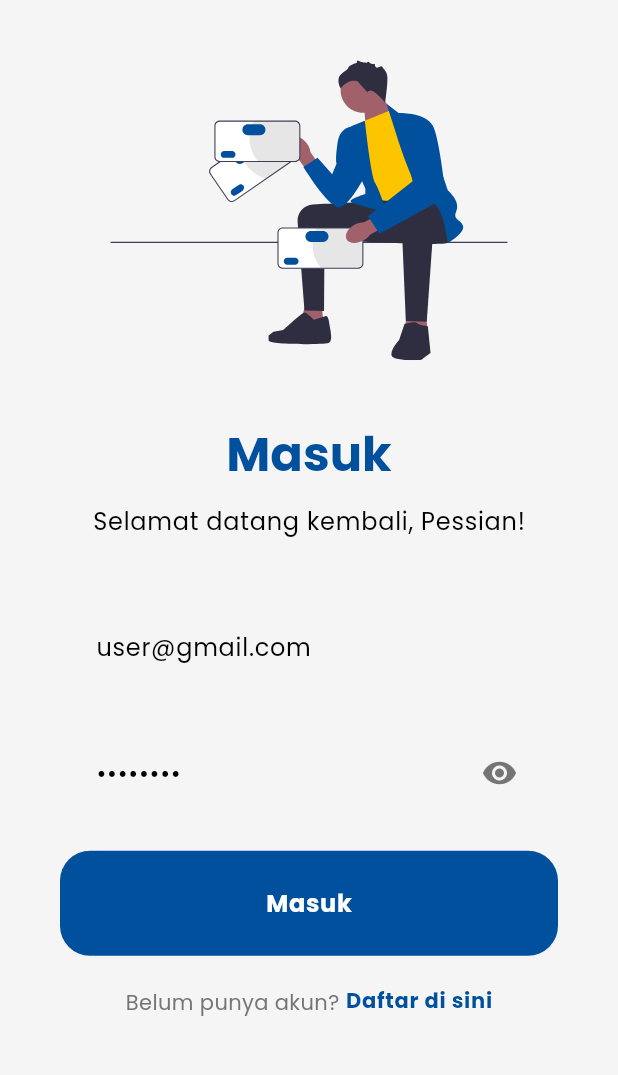
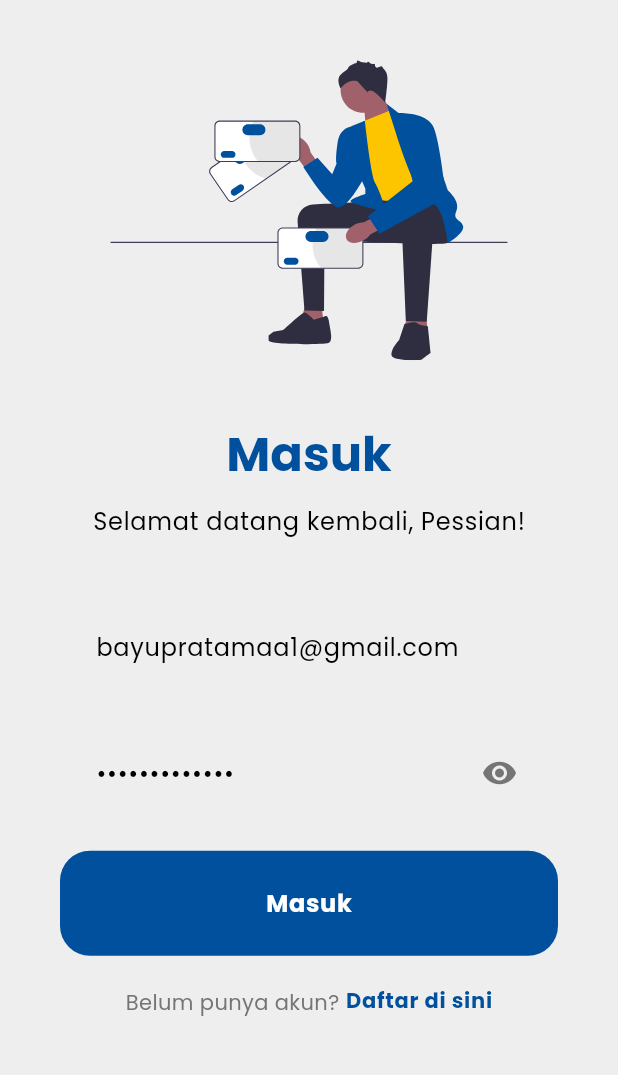
Before and after one commit to bayurkp/pesse, a Flutter app: the screen it shows after launch, on a phone screen of 412 x 824 dp, the part 128-1203 px from its top. Run offline on Flutter 3.47's test engine with Material 3 defaults, Android fonts, the light colour scheme and no system bars; our stand-ins replace dio, flutter_dotenv, flutter_svg, get_storage, go_router.

Commit message:
chore: misc

```diff
--- a/lib/providers/auth_provider.dart
+++ b/lib/providers/auth_provider.dart
@@ -86,6 +86,7 @@ class AuthNotifier with ChangeNotifier {
 
     final token = GetStorage().read('token');
     GetStorage().remove('token');
+    _isLoggedIn = false;
 
     try {
       final response = await dio.get(
--- a/lib/screens/login_screen.dart
+++ b/lib/screens/login_screen.dart
@@ -21,9 +21,9 @@ class _LoginScreenState extends State<LoginScreen> {
   final _formKey = GlobalKey<FormState>();
 
   TextEditingController emailController =
-      TextEditingController(text: 'user@gmail.com');
+      TextEditingController(text: 'bayupratamaa1@gmail.com');
   TextEditingController passwordController =
-      TextEditingController(text: 'password');
+      TextEditingController(text: 'bayupratamaa1');
 
   @override
   Widget build(BuildContext context) {
--- a/lib/themes/colors.dart
+++ b/lib/themes/colors.dart
@@ -12,7 +12,7 @@ class PesseColors {
   static const mikadoYellow = Color(0xFFFDC500);
   static const gold = Color(0xFFFFD500);
   static const red = Color(0xFFCC0000);
-  static const green = Color(0xFF008000);
+  static const green = Color(0xFF16A34A);
   static const yellow = Color(0xFFFFFF00);
   static const transparent = Colors.transparent;
 
@@ -43,6 +43,6 @@ class PesseColors {
   // Light Theme Colors
   static const background = white;
   static const onBackground = black;
-  static const surface = gray100;
+  static const surface = gray200;
   static const onSurface = gray600;
 }
--- a/lib/widgets/text_field.dart
+++ b/lib/widgets/text_field.dart
@@ -1,4 +1,5 @@
 import 'package:flutter/material.dart';
+import 'package:pesse/themes/colors.dart';
 import 'package:pesse/themes/theme_extension.dart';
 
 class PesseTextField extends StatefulWidget {
@@ -10,6 +11,7 @@ class PesseTextField extends StatefulWidget {
   final Icon? prefixIcon;
   final Icon? suffixIcon;
   final Function()? onTap;
+  final Color backgroundColor;
 
   const PesseTextField({
     super.key,
@@ -21,6 +23,7 @@ class PesseTextField extends StatefulWidget {
     this.prefixIcon,
     this.suffixIcon,
     this.onTap,
+    this.backgroundColor = PesseColors.surface,
   });
 
   @override
@@ -45,6 +48,9 @@ class _PesseTextFieldState extends State<PesseTextField> {
             }
           },
         ),
+        SizedBox(
+          height: widget.labelText == null ? 0.0 : 4.0,
+        ),
         TextField(
           keyboardType: widget.keyboardType,
           controller: widget.controller,
@@ -52,6 +58,7 @@ class _PesseTextFieldState extends State<PesseTextField> {
           onTap: widget.onTap,
           textAlign: TextAlign.left,
           decoration: InputDecoration(
+            fillColor: widget.backgroundColor,
             prefixIcon: widget.prefixIcon,
             suffixIcon: Transform.translate(
               offset: const Offset(-15, 0),
```
Also changed, not shown: lib/utils/format_currency.dart (added, +10 -0 lines), lib/utils/format_date.dart (added, +29 -0 lines), lib/utils/format_full_name.dart (added, +17 -0 lines), lib/widgets/alert_dialog.dart (+21 -14 lines), lib/widgets/isactive_indicator.dart (added, +34 -0 lines).
